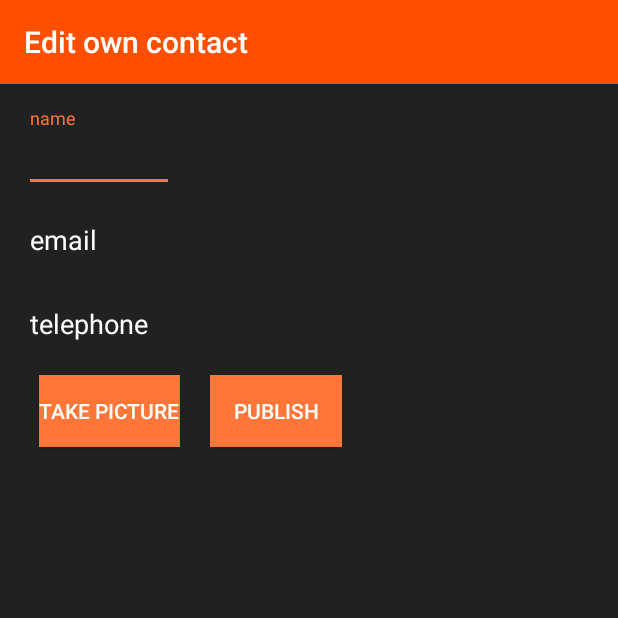
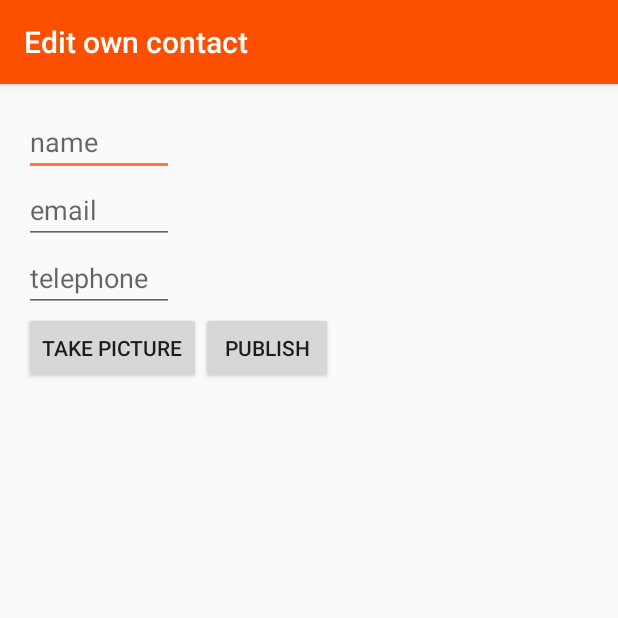
Before and after one commit to androidskolen/sesjon3, an Android app: the screen it shows after launch (OwnContactActivity), on a phone screen of 412 x 824 dp, the top half of it. Run offline under Robolectric (Android 15) with nearby library versions, the phone set to English and light mode, and no system bars.

Commit message:
Forberedt oppgave 1

```diff
--- a/app/src/main/res/layout/activity_nearby.xml
+++ b/app/src/main/res/layout/activity_nearby.xml
@@ -3,7 +3,6 @@
     xmlns:android="http://schemas.android.com/apk/res/android"
     xmlns:tools="http://schemas.android.com/tools"
     android:id="@+id/activity_nearby"
-    style="@style/Activity"
     android:layout_width="match_parent"
     android:layout_height="match_parent"
     android:padding="@dimen/activity_padding"
--- a/app/src/main/res/layout/activity_own_contact.xml
+++ b/app/src/main/res/layout/activity_own_contact.xml
@@ -2,16 +2,11 @@
 <LinearLayout xmlns:android="http://schemas.android.com/apk/res/android"
     xmlns:tools="http://schemas.android.com/tools"
     android:id="@+id/activity_user"
-    style="@style/Activity"
     android:layout_width="match_parent"
     android:layout_height="match_parent"
     android:orientation="vertical"
     android:padding="@dimen/activity_padding"
     tools:context="no.bouvet.androidskolen.nearbycontacts.OwnContactActivity">
-
-    <android.support.design.widget.TextInputLayout
-        android:layout_width="wrap_content"
-        android:layout_height="wrap_content">
 
     <EditText
         android:id="@+id/user_name_editText"
@@ -19,12 +14,6 @@
         android:layout_height="wrap_content"
         android:hint="@string/user_name_hint"
         android:minWidth="100dp" />
-
-    </android.support.design.widget.TextInputLayout>
-
-    <android.support.design.widget.TextInputLayout
-        android:layout_width="wrap_content"
-        android:layout_height="wrap_content">
 
     <EditText
         android:id="@+id/user_email_editText"
@@ -34,13 +23,6 @@
         android:inputType="textEmailAddress"
         android:minWidth="100dp" />
 
-    </android.support.design.widget.TextInputLayout>
-
-
-    <android.support.design.widget.TextInputLayout
-        android:layout_width="wrap_content"
-        android:layout_height="wrap_content">
-
     <EditText
         android:id="@+id/user_telephone_editText"
         android:layout_width="wrap_content"
@@ -48,7 +30,6 @@
         android:hint="@string/user_telephone_hint"
         android:inputType="phone"
         android:minWidth="100dp" />
-    </android.support.design.widget.TextInputLayout>
 
     <LinearLayout
         android:layout_width="wrap_content"
@@ -58,14 +39,12 @@
             android:id="@+id/take_picture_button"
             android:layout_width="wrap_content"
             android:layout_height="wrap_content"
-            style="@style/ButtonStyle"
             android:text="@string/take_picture" />
 
         <Button
             android:id="@+id/start_nearby_activity_button"
             android:layout_width="wrap_content"
             android:layout_height="wrap_content"
-            style="@style/ButtonStyle"
             android:text="@string/publish_own_user_button" />
 
     </LinearLayout>
--- a/app/src/main/res/values/styles.xml
+++ b/app/src/main/res/values/styles.xml
@@ -6,19 +6,7 @@
         <item name="colorPrimary">@color/colorPrimary</item>
         <item name="colorPrimaryDark">@color/colorPrimaryDark</item>
         <item name="colorAccent">@color/colorAccent</item>
-        <item name="colorControlNormal">@color/colorPrimaryDark</item>
-        <item name="android:textColorPrimary">@color/defaultTextColor</item>
-        <item name="android:textColorHint">@color/defaultTextColor</item>
+
     </style>
 
-    <style name="Activity">
-        <item name="android:background">@color/colorPrimaryDark</item>
-    </style>
-
-
-    <style name="ButtonStyle">
-        <item name="android:layout_margin">@dimen/button_margin</item>
-        <item name="android:layout_marginTop">@dimen/button_margin_top</item>
-        <item name="android:background">@color/colorAccent</item>
-    </style>
 </resources>
```
Lines whose indentation alone changed are shown as unchanged.
